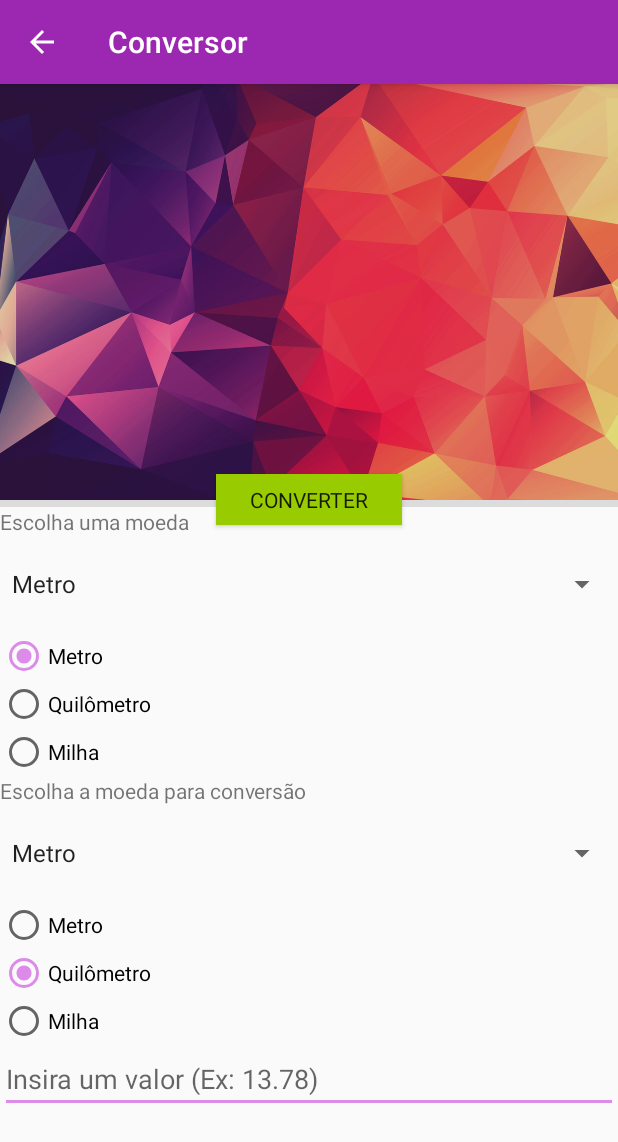
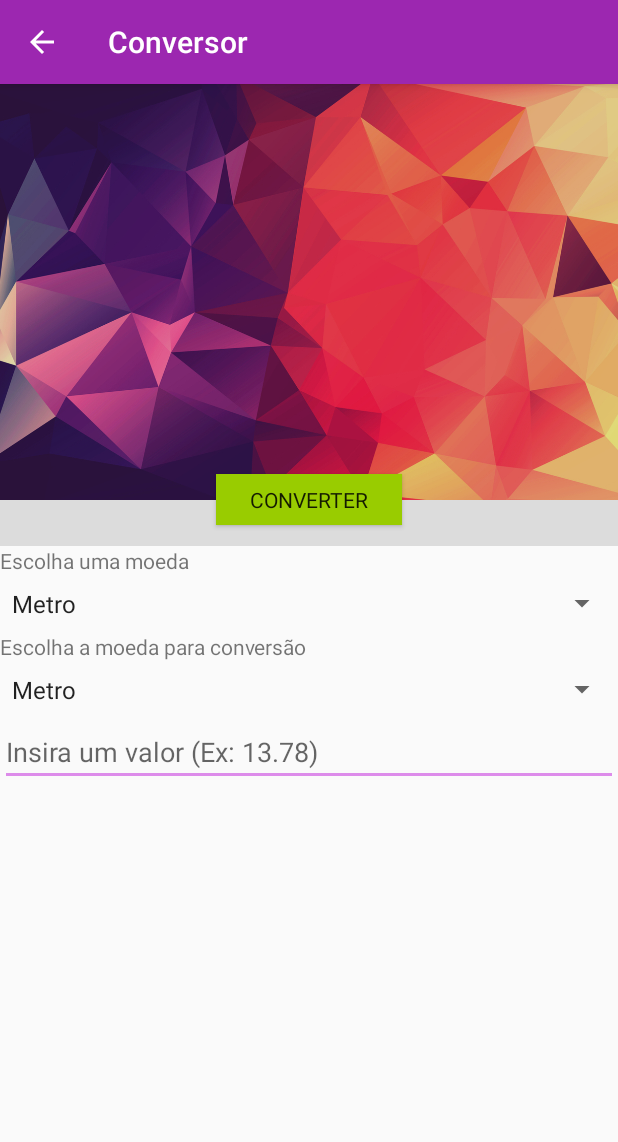
Before and after one commit to mathiaszahorcak/Measurement-Converter, an Android app: the MetricConverterActivity screen opened directly, with no data from a screen before it, on a phone screen of 412 x 824 dp. Shown: the top 1142 px of the screen. Run offline under Robolectric (Android 15) with nearby library versions, the phone set to English and light mode, and no system bars.

Commit message:
Adição de Widgets

```diff
--- a/app/src/main/java/com/example/conversordemedidas/MetricConverterActivity.kt
+++ b/app/src/main/java/com/example/conversordemedidas/MetricConverterActivity.kt
@@ -6,7 +6,6 @@ import android.view.MenuItem
 import android.view.View
 import android.widget.AdapterView
 import android.widget.ArrayAdapter
-import android.widget.RadioButton
 import android.widget.Toast
 import kotlinx.android.synthetic.main.activity_metric_converter.*
 import java.math.RoundingMode
@@ -21,8 +20,8 @@ class MetricConverterActivity : AppCompatActivity() {
         //tornar o botão de voltar
         supportActionBar?.setDisplayHomeAsUpEnabled(true)
 
-        var moeda1 = ""
-        var moeda2 = ""
+        var medida1 = ""
+        var medida2 = ""
         val medidasSelection = arrayOf(
             "Metro",
             "Quilômetro",
@@ -34,34 +33,38 @@ class MetricConverterActivity : AppCompatActivity() {
             medidasSelection)
 
         // adicionar o modelo spinner com a lista de valores para o spinner
-        sMoeda1.adapter = adapter
-        sMoeda2.adapter = adapter
+        sMedida1.adapter = adapter
+        sMedida2.adapter = adapter
 
-        fun onItemSelected(parent: AdapterView<*>?, view: View?, position: Int, id: Long) {
+        /* Spinner action*/
+        sMedida1.onItemSelectedListener = object : AdapterView.OnItemSelectedListener{
 
-            // pegar o valor de texto do item selecionado no spinner
-            val selectedItem = parent!!.getItemAtPosition(position).toString()
+            override fun onNothingSelected(parent: AdapterView<*>?) {
 
-            // para cada posição, iremos adicionar uma explicação
-            when(position){
-                0 -> {
-                    moeda1 = medidasSelection[0]
-                }
-                1 -> {
-                    moeda1 = medidasSelection[1]
-                }
-                2 -> {
-                    moeda1 = medidasSelection[2]
-                }
             }
+
+            override fun onItemSelected(parent: AdapterView<*>?, view: View?, position: Int, id: Long) {
+                /* Pega item na posicao selecionada */
+                medida1 = sMedida1.selectedItem.toString()
+            }
+
+        }
+
+        sMedida2.onItemSelectedListener = object : AdapterView.OnItemSelectedListener{
+
+            override fun onNothingSelected(parent: AdapterView<*>?) {
+
+            }
+
+            override fun onItemSelected(parent: AdapterView<*>?, view: View?, position: Int, id: Long) {
+                /* Pega item na posicao selecionada */
+                medida2 = sMedida2.selectedItem.toString()
+            }
+
         }
 
         btnConverter.setOnClickListener {
             try{
-
-                val medida1: String = rdBtn.text as String
-                rdBtn = findViewById(rdGroupMoeda2.checkedRadioButtonId)
-                val medida2: String = rdBtn.text as String
                 val medida = "$medida1-$medida2"
                 medida.toLowerCase()
 
@@ -88,20 +91,22 @@ class MetricConverterActivity : AppCompatActivity() {
         val valorMedida: Double = valor
         var valorConvertido = (0).toDouble()
 
+        val df = DecimalFormat("#.##")
+        df.roundingMode = RoundingMode.CEILING
+
         if(valorMedida.toString().isNotEmpty()){
             for ((k, v) in currencyMap)
             {
                 if (k == medida) {
                     valorConvertido = valorMedida * v
-                    Toast.makeText(this, "$valorConvertido", Toast.LENGTH_SHORT).show()
+                    Toast.makeText(this, df.format(valorConvertido), Toast.LENGTH_SHORT).show()
                 }
             }
         } else {
             Toast.makeText(this, "Insira um valor válido!", Toast.LENGTH_SHORT).show()
             return "Insira um valor válido! $valorConvertido"
         }
-        val df = DecimalFormat("#.####")
-        df.roundingMode = RoundingMode.CEILING
+
         return df.format(valorConvertido)
     }
 
--- a/app/src/main/res/layout/activity_metric_converter.xml
+++ b/app/src/main/res/layout/activity_metric_converter.xml
@@ -21,7 +21,8 @@
             app:layout_constraintEnd_toEndOf="@+id/linearLayout2" android:layout_marginEnd="8dp"
             android:layout_marginBottom="8dp" app:layout_constraintBottom_toBottomOf="@+id/imgViewBackground"
             android:layout_marginStart="8dp" android:textAlignment="center" android:textStyle="bold"
-            android:textSize="24sp" android:typeface="normal" android:fontFamily="sans-serif"/>
+            android:textSize="24sp" android:typeface="normal" android:fontFamily="sans-serif"
+            android:textColor="#FFFFFF"/>
     <Button
             android:text="@string/txtBtnConventer"
             android:layout_width="124dp"
@@ -40,7 +41,7 @@
         <View
                 android:id="@+id/divider"
                 android:layout_width="match_parent"
-                android:layout_height="282dp"
+                android:layout_height="308dp"
                 android:background="?android:attr/listDivider"
                 tools:layout_editor_absoluteY="16dp" tools:layout_editor_absoluteX="8dp"/>
         <TextView
@@ -49,50 +50,16 @@
                 android:layout_height="wrap_content" android:id="@+id/txtViewMoeda1"/>
         <Spinner
                 android:layout_width="match_parent"
-                android:layout_height="wrap_content" android:id="@+id/sMoeda1" android:spinnerMode="dropdown"
+                android:layout_height="38dp" android:id="@+id/sMedida1" android:spinnerMode="dropdown"
                 android:visibility="visible"/>
-        <RadioGroup
-                android:layout_width="match_parent"
-                android:layout_height="wrap_content" android:id="@+id/rdGroupMoeda1">
-            <RadioButton
-                    android:layout_width="match_parent"
-                    android:layout_height="wrap_content" android:id="@+id/rdBtnMetros" android:checked="true"
-                    android:text="@string/txtMetro"/>
-            <RadioButton
-                    android:text="@string/txtQuilometros"
-                    android:layout_width="wrap_content"
-                    android:layout_height="wrap_content" android:id="@+id/rdBtnQuilometros"
-                    android:layout_weight="1"/>
-            <RadioButton
-                    android:text="@string/txtMilha"
-                    android:layout_width="wrap_content"
-                    android:layout_height="wrap_content" android:id="@+id/rdBtnMilha" android:layout_weight="1"/>
-        </RadioGroup>
         <TextView
                 android:text="@string/txtViewMoeda2"
                 android:layout_width="match_parent"
                 android:layout_height="wrap_content" android:id="@+id/txtViewMoeda2"/>
         <Spinner
                 android:layout_width="match_parent"
-                android:layout_height="wrap_content" android:id="@+id/sMoeda2" android:spinnerMode="dropdown"
+                android:layout_height="38dp" android:id="@+id/sMedida2" android:spinnerMode="dropdown"
                 android:visibility="visible"/>
-        <RadioGroup
-                android:layout_width="match_parent"
-                android:layout_height="wrap_content" android:id="@+id/rdGroupMoeda2">
-            <RadioButton
-                    android:text="@string/txtMetro"
-                    android:layout_width="match_parent"
-                    android:layout_height="wrap_content" android:id="@+id/rdBtnMetro2"/>
-            <RadioButton
-                    android:text="@string/txtQuilometros"
-                    android:layout_width="wrap_content"
-                    android:layout_height="wrap_content" android:id="@+id/rdBtnQuilometro2" android:layout_weight="1"
-                    android:checked="true"/>
-            <RadioButton
-                    android:text="@string/txtMilha"
-                    android:layout_width="wrap_content"
-                    android:layout_height="wrap_content" android:id="@+id/rdBtnMilha2" android:layout_weight="1"/>
-        </RadioGroup>
         <EditText
                 android:layout_width="match_parent"
                 android:layout_height="wrap_content"
--- a/app/src/main/res/layout/activity_money_converter.xml
+++ b/app/src/main/res/layout/activity_money_converter.xml
@@ -21,7 +21,8 @@
             app:layout_constraintEnd_toEndOf="@+id/linearLayout2" android:layout_marginEnd="8dp"
             android:layout_marginBottom="8dp" app:layout_constraintBottom_toBottomOf="@+id/imgViewBackground"
             android:layout_marginStart="8dp" android:textAlignment="center" android:textStyle="bold"
-            android:textSize="24sp" android:typeface="normal" android:fontFamily="sans-serif"/>
+            android:textSize="24sp" android:typeface="normal" android:fontFamily="sans-serif"
+            android:textColor="#FFFFFF"/>
     <Button
             android:text="@string/txtBtnConventer"
             android:layout_width="124dp"
@@ -83,6 +84,9 @@
                 android:inputType="numberDecimal"
                 android:ems="10"
                 android:id="@+id/editTxtValor" android:hint="@string/HintTxtValor"/>
+        <SeekBar
+                android:layout_width="match_parent"
+                android:layout_height="56dp" android:id="@+id/sbValor"/>
     </LinearLayout>
 
 </android.support.constraint.ConstraintLayout>
```
Also changed, not shown: app/src/main/java/com/example/conversordemedidas/MoneyConverterActivity.kt (+57 -2 lines).
